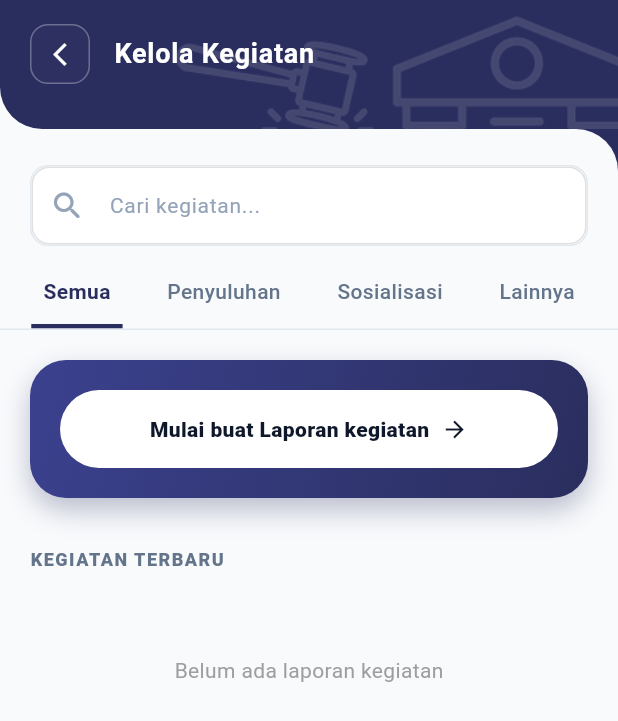
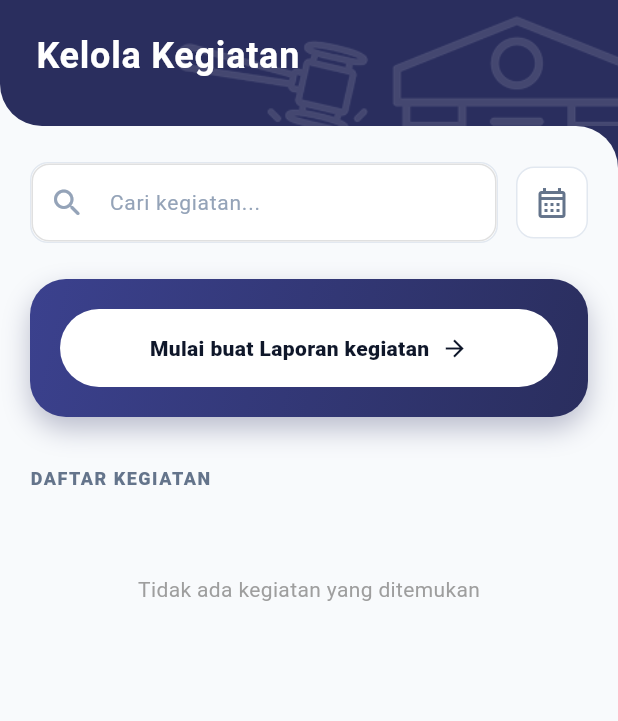
Before and after one commit to ican-bangcat/posbankum_mobile, a Flutter app: the KelolaKegiatanView screen opened directly, on a phone screen of 412 x 824 dp. Shown: the top 721 px of the screen. Run offline on Flutter 3.47's test engine with Material 3 defaults, Android fonts, the phone set to English and light mode, and no system bars; our stand-ins replace file_picker, flutter_dotenv, flutter_svg, get, get_storage, google_sign_in and 6 more; accounts and stored records are empty; Roboto replaces fonts that are missing (Poppins).

Commit message:
memperbaiki tampilan kegiatan

```diff
--- a/lib/modules/kelola_kegiatan/controllers/kelola_kegiatan_controller.dart
+++ b/lib/modules/kelola_kegiatan/controllers/kelola_kegiatan_controller.dart
@@ -1,25 +1,25 @@
+import 'package:flutter/material.dart';
 import 'package:get/get.dart';
 import 'package:intl/intl.dart';
-// ✅ Import WebSupabaseService
 import '../../../app/data/services/supabase_service.dart';
 
 class KegiatanItem {
   final String id;
   final String judul;
-  final String kategori;
   final String tanggal;
   final String lokasi;
   final String? imageUrl;
   final String status;
+  final int jumlahAnggota; // ✅ Tambahan hitung anggota otomatis
 
   KegiatanItem({
     required this.id,
     required this.judul,
-    required this.kategori,
     required this.tanggal,
     required this.lokasi,
     this.imageUrl,
     required this.status,
+    required this.jumlahAnggota,
   });
 
   factory KegiatanItem.fromJson(Map<String, dynamic> json) {
@@ -30,32 +30,38 @@ class KegiatanItem {
       formattedDate = DateFormat('dd MMM yyyy').format(dt);
     }
 
-    // ✅ LOGIKA URL GAMBAR BARU
     String? finalImageUrl = json['thumbnail_path'];
-    // Cek kalau fotonya ada, tapi bukan format HTTP (berarti cuma path dari Web)
     if (finalImageUrl != null && finalImageUrl.isNotEmpty && !finalImageUrl.startsWith('http')) {
       finalImageUrl = WebSupabaseService.client.storage
           .from('kegiatan-thumbnails')
           .getPublicUrl(finalImageUrl);
     }
 
+    // ✅ Hitung jumlah orang yang ada di dalam array JSONB
+    int hitungAnggota = 0;
+    if (json['anggota_terlibat'] != null && json['anggota_terlibat'] is List) {
+      hitungAnggota = (json['anggota_terlibat'] as List).length;
+    }
+
     return KegiatanItem(
       id: json['id_kegiatan'].toString(),
       judul: json['judul'] ?? '',
-      kategori: json['kategori'] ?? 'Lainnya',
       tanggal: formattedDate,
       lokasi: json['lokasi'] ?? '',
-      imageUrl: finalImageUrl, // ✅ Pakai URL yang udah difilter
+      imageUrl: finalImageUrl,
       status: json['status'] ?? 'draft',
+      jumlahAnggota: hitungAnggota,
     );
   }
 }
+
 class KelolaKegiatanController extends GetxController {
-  var selectedTab = 'Semua'.obs;
   var searchQuery = ''.obs;
   var isLoading = true.obs;
 
-  // List asli dari database
+  // ✅ Variabel Filter Tanggal
+  var selectedFilterDate = Rxn<DateTime>();
+
   var allKegiatan = <KegiatanItem>[].obs;
 
   @override
@@ -67,35 +73,27 @@ class KelolaKegiatanController extends GetxController {
   Future<void> fetchKegiatan() async {
     try {
       isLoading.value = true;
-
-      // ✅ 1. Dapatkan User Email dari Pintu Web
       final user = WebSupabaseService.client.auth.currentUser;
       if (user == null) {
         Get.snackbar('Sesi Berakhir', 'Silakan login kembali');
         return;
       }
-      final String userEmail = user.email ?? '';
 
-      // ✅ 2. Cari id_posbankum asli dari tabel Web berdasarkan email
       final dataPosbankum = await WebSupabaseService.client
           .from('posbankum')
           .select('id_posbankum')
-          .eq('email_akun', userEmail)
+          .eq('email_akun', user.email ?? '')
           .maybeSingle();
 
-      if (dataPosbankum == null) {
-        print("Data Posbankum tidak ditemukan");
-        return;
-      }
+      if (dataPosbankum == null) return;
 
       final String idPosbankumAsli = dataPosbankum['id_posbankum'];
 
-      // ✅ 3. Ambil data dari tabel 'kegiatan' KHUSUS milik Posbankum ini
       final response = await WebSupabaseService.client
           .from('kegiatan')
           .select()
-          .eq('id_posbankum', idPosbankumAsli) // Membatasi data
-          .order('tgl_upload', ascending: false); // ✅ Ganti created_at jadi tgl_upload
+          .eq('id_posbankum', idPosbankumAsli)
+          .order('tgl_upload', ascending: false);
 
       final List<dynamic> data = response as List<dynamic>;
       allKegiatan.value = data.map((e) => KegiatanItem.fromJson(e)).toList();
@@ -107,22 +105,40 @@ class KelolaKegiatanController extends GetxController {
     }
   }
 
+  // ✅ LOGIKA FILTER BARU YANG ANTI ERROR
   List<KegiatanItem> get filteredKegiatan {
-    List<KegiatanItem> items = allKegiatan;
+    List<KegiatanItem> items = allKegiatan.toList(); // Wajib toList()
 
-    if (selectedTab.value != 'Semua') {
-      items = items.where((e) => e.kategori == selectedTab.value).toList();
+    // 1. Filter Pencarian Judul
+    if (searchQuery.value.isNotEmpty) {
+      items = items.where((e) => e.judul.toLowerCase().contains(searchQuery.value.toLowerCase())).toList();
     }
 
-    if (searchQuery.value.isNotEmpty) {
-      items = items.where((e) =>
-          e.judul.toLowerCase().contains(searchQuery.value.toLowerCase())).toList();
+    // 2. Filter Berdasarkan Bulan & Tahun
+    if (selectedFilterDate.value != null) {
+      // Ubah target jadi misal "Mei 2026"
+      final targetMonthYear = DateFormat('MMM yyyy').format(selectedFilterDate.value!);
+      items = items.where((e) => e.tanggal.contains(targetMonthYear)).toList();
     }
 
     return items;
   }
 
-  void changeTab(String tab) {
-    selectedTab.value = tab;
+  // ✅ Fungsi memanggil kalender dari UI
+  Future<void> pickFilterDate(BuildContext context) async {
+    DateTime? date = await showDatePicker(
+      context: context,
+      initialDate: selectedFilterDate.value ?? DateTime.now(),
+      firstDate: DateTime(2020),
+      lastDate: DateTime(2101),
+      helpText: 'Pilih Bulan & Tahun',
+    );
+    if (date != null) {
+      selectedFilterDate.value = date;
+    }
+  }
+
+  void clearFilterDate() {
+    selectedFilterDate.value = null;
   }
 }
--- a/lib/modules/kelola_kegiatan/views/kelola_kegiatan_view.dart
+++ b/lib/modules/kelola_kegiatan/views/kelola_kegiatan_view.dart
@@ -1,5 +1,6 @@
 import 'package:flutter/material.dart';
 import 'package:get/get.dart';
+import 'package:intl/intl.dart';
 import '../controllers/kelola_kegiatan_controller.dart';
 import '../../../app/routes/app_routes.dart';
 
@@ -13,14 +14,13 @@ class KelolaKegiatanView extends GetView<KelolaKegiatanController> {
 
   @override
   Widget build(BuildContext context) {
-    // Inisialisasi controller jika belum ada
     Get.put(KelolaKegiatanController());
 
     return Scaffold(
       backgroundColor: darkBlueColor,
       body: Column(
         children: [
-          // ── HEADER ──
+          // ── HEADER (Tanpa Tombol Back) ──
           _buildHeader(),
 
           // ── KONTEN BAWAH ──
@@ -36,17 +36,18 @@ class KelolaKegiatanView extends GetView<KelolaKegiatanController> {
                 children: [
                   const SizedBox(height: 24),
 
-                  // ── SEARCH BAR ──
+                  // ── SEARCH BAR & DATE FILTER ──
                   Padding(
                     padding: const EdgeInsets.symmetric(horizontal: 20),
-                    child: _buildSearchBar(),
+                    child: Row(
+                      children: [
+                        Expanded(child: _buildSearchBar()),
+                        const SizedBox(width: 12),
+                        _buildDateFilterButton(context),
+                      ],
+                    ),
                   ),
-                  const SizedBox(height: 20),
-
-                  // ── TAB BAR ──
-                  _buildTabBar(),
-                  const Divider(height: 1, color: Color(0xFFE2E8F0)),
-                  const SizedBox(height: 20),
+                  const SizedBox(height: 24),
 
                   Expanded(
                     child: SingleChildScrollView(
@@ -55,20 +56,25 @@ class KelolaKegiatanView extends GetView<KelolaKegiatanController> {
                       child: Column(
                         crossAxisAlignment: CrossAxisAlignment.start,
                         children: [
-                          // ── GRADIENT BUTTON (Mulai Buat Laporan) ──
+                          // ── GRADIENT BUTTON ──
                           _buildGradientButton(),
                           const SizedBox(height: 32),
 
-                          // ── KEGIATAN TERBARU ──
-                          const Text(
-                            'KEGIATAN TERBARU',
-                            style: TextStyle(fontSize: 12, fontWeight: FontWeight.w800, color: Color(0xFF64748B), letterSpacing: 1.0),
-                          ),
+                          // ── HEADER LIST ──
+                          Obx(() {
+                            String label = 'DAFTAR KEGIATAN';
+                            if (controller.selectedFilterDate.value != null) {
+                              label = 'KEGIATAN: ${DateFormat('MMMM yyyy', 'id_ID').format(controller.selectedFilterDate.value!).toUpperCase()}';
+                            }
+                            return Text(
+                              label,
+                              style: const TextStyle(fontSize: 12, fontWeight: FontWeight.w800, color: Color(0xFF64748B), letterSpacing: 1.0),
+                            );
+                          }),
                           const SizedBox(height: 16),
 
                           // ── LIST KARTU KEGIATAN ──
                           Obx(() {
-                            // Tampilkan loading saat data masih ditarik dari Supabase
                             if (controller.isLoading.value) {
                               return const Center(
                                 child: Padding(
@@ -80,17 +86,15 @@ class KelolaKegiatanView extends GetView<KelolaKegiatanController> {
 
                             final items = controller.filteredKegiatan;
 
-                            // Tampilkan pesan jika data kosong
                             if (items.isEmpty) {
                               return const Center(
                                 child: Padding(
                                   padding: EdgeInsets.all(40),
-                                  child: Text("Belum ada laporan kegiatan", style: TextStyle(color: Colors.grey)),
+                                  child: Text("Tidak ada kegiatan yang ditemukan", style: TextStyle(color: Colors.grey)),
                                 ),
                               );
                             }
 
-                            // Render list kegiatan
                             return Column(
                               children: items.map((item) => Padding(
                                 padding: const EdgeInsets.only(bottom: 20),
@@ -98,7 +102,7 @@ class KelolaKegiatanView extends GetView<KelolaKegiatanController> {
                               )).toList(),
                             );
                           }),
-                          const SizedBox(height: 100), // Spasi bawah untuk navbar
+                          const SizedBox(height: 100),
                         ],
                       ),
                     ),
@@ -130,28 +134,11 @@ class KelolaKegiatanView extends GetView<KelolaKegiatanController> {
                 top: -10, right: -5,
                 child: Opacity(opacity: 0.8, child: Image.asset('assets/images/icons/building_illustration3.png', width: 300, fit: BoxFit.contain, errorBuilder: (context, error, stackTrace) => const SizedBox())),
               ),
-              SafeArea(
+              const SafeArea(
                 bottom: false,
                 child: Padding(
-                  padding: const EdgeInsets.fromLTRB(20, 16, 20, 30),
-                  child: Row(
-                    children: [
-                      Material(
-                        color: Colors.transparent,
-                        child: InkWell(
-                          borderRadius: BorderRadius.circular(12),
-                          onTap: () => Get.back(),
-                          child: Container(
-                            width: 40, height: 40,
-                            decoration: BoxDecoration(color: Colors.white.withOpacity(0.01), border: Border.all(color: Colors.white.withOpacity(0.3)), borderRadius: BorderRadius.circular(12)),
-                            child: const Icon(Icons.arrow_back_ios_new, color: Colors.white, size: 18),
-                          ),
-                        ),
-                      ),
-                      const SizedBox(width: 16),
-                      const Text('Kelola Kegiatan', style: TextStyle(color: Colors.white, fontSize: 18, fontWeight: FontWeight.w600, letterSpacing: 0.5)),
-                    ],
-                  ),
+                  padding: EdgeInsets.fromLTRB(24, 20, 20, 30),
+                  child: Text('Kelola Kegiatan', style: TextStyle(color: Colors.white, fontSize: 24, fontWeight: FontWeight.w700, letterSpacing: 0.5)),
                 ),
               ),
             ],
@@ -170,45 +157,40 @@ class KelolaKegiatanView extends GetView<KelolaKegiatanController> {
       ),
       child: TextField(
         onChanged: (val) => controller.searchQuery.value = val,
-        decoration: InputDecoration(
+        decoration: const InputDecoration(
           hintText: 'Cari kegiatan...',
-          hintStyle: const TextStyle(color: Color(0xFF94A3B8), fontSize: 14),
-          prefixIcon: const Icon(Icons.search_rounded, color: Color(0xFF94A3B8)),
+          hintStyle: TextStyle(color: Color(0xFF94A3B8), fontSize: 14),
+          prefixIcon: Icon(Icons.search_rounded, color: Color(0xFF94A3B8)),
           border: InputBorder.none,
-          contentPadding: const EdgeInsets.symmetric(vertical: 14, horizontal: 16),
+          contentPadding: EdgeInsets.symmetric(vertical: 14, horizontal: 16),
         ),
       ),
     );
   }
 
-  Widget _buildTabBar() {
-    final tabs = ['Semua', 'Penyuluhan', 'Sosialisasi', 'Lainnya'];
-    return Padding(
-      padding: const EdgeInsets.symmetric(horizontal: 10),
-      child: Row(
-        mainAxisAlignment: MainAxisAlignment.spaceAround,
-        children: tabs.map((tab) => _buildTabItem(tab)).toList(),
-      ),
-    );
-  }
-
-  Widget _buildTabItem(String title) {
+  // ✅ TOMBOL FILTER TANGGAL DI SAMPING SEARCH
+  Widget _buildDateFilterButton(BuildContext context) {
     return Obx(() {
-      bool isActive = controller.selectedTab.value == title;
+      final isFiltered = controller.selectedFilterDate.value != null;
       return GestureDetector(
-        onTap: () => controller.changeTab(title),
+        onTap: () {
+          if (isFiltered) {
+            controller.clearFilterDate(); // Klik lagi untuk reset
+          } else {
+            controller.pickFilterDate(context); // Buka kalender
+          }
+        },
         child: Container(
-          padding: const EdgeInsets.only(bottom: 12, left: 8, right: 8),
+          height: 48,
+          width: 48,
           decoration: BoxDecoration(
-            border: Border(bottom: BorderSide(color: isActive ? darkBlueColor : Colors.transparent, width: 3)),
+            color: isFiltered ? darkBlueColor : Colors.white,
+            borderRadius: BorderRadius.circular(12),
+            border: Border.all(color: isFiltered ? darkBlueColor : const Color(0xFFE2E8F0)),
           ),
-          child: Text(
-            title,
-            style: TextStyle(
-              fontSize: 14,
-              fontWeight: isActive ? FontWeight.w700 : FontWeight.w500,
-              color: isActive ? darkBlueColor : textSecondary,
-            ),
+          child: Icon(
+            isFiltered ? Icons.event_busy : Icons.calendar_month_outlined,
+            color: isFiltered ? Colors.white : textSecondary,
           ),
         ),
       );
@@ -226,7 +208,7 @@ class KelolaKegiatanView extends GetView<KelolaKegiatanController> {
         decoration: BoxDecoration(
           borderRadius: BorderRadius.circular(24),
           gradient: const LinearGradient(
-            colors: [Color(0xFF3B418E), darkBlueColor], // Gradasi Biru-Ungu ke Biru Gelap
+            colors: [Color(0xFF3B418E), darkBlueColor],
             begin: Alignment.topLeft,
             end: Alignment.bottomRight,
           ),
@@ -238,11 +220,11 @@ class KelolaKegiatanView extends GetView<KelolaKegiatanController> {
           padding: const EdgeInsets.symmetric(vertical: 16),
           decoration: BoxDecoration(
             color: Colors.white,
-            borderRadius: BorderRadius.circular(50), // Bentuk Pill
+            borderRadius: BorderRadius.circular(50),
           ),
-          child: Row(
+          child: const Row(
             mainAxisAlignment: MainAxisAlignment.center,
-            children: const [
+            children: [
               Text(
                 'Mulai buat Laporan kegiatan',
                 style: TextStyle(color: textPrimary, fontWeight: FontWeight.w800, fontSize: 14),
@@ -256,7 +238,6 @@ class KelolaKegiatanView extends GetView<KelolaKegiatanController> {
     );
   }
 
-  // ✅ Helper untuk Warna Badge Status
   Color _getStatusColor(String status) {
     switch (status.toLowerCase()) {
       case 'disetujui':
@@ -283,10 +264,8 @@ class KelolaKegiatanView extends GetView<KelolaKegiatanController> {
       child: Column(
         crossAxisAlignment: CrossAxisAlignment.start,
         children: [
-          // Gambar Header & Badge
           Stack(
             children: [
-              // Cek kalau item.imageUrl null, kasih gambar abu-abu
               Image.network(
                 item.imageUrl ?? '',
                 height: 140,
@@ -300,7 +279,6 @@ class KelolaKegiatanView extends GetView<KelolaKegiatanController> {
                 ),
               ),
 
-              // ✅ BADGE STATUS (Kiri Atas)
               Positioned(
                 top: 16, left: 16,
                 child: Container(
@@ -315,20 +293,9 @@ class KelolaKegiatanView extends GetView<KelolaKegiatanController> {
                   ),
                 ),
               ),
-
-              // BADGE KATEGORI (Kanan Atas)
-              Positioned(
-                top: 16, right: 16,
-                child: Container(
-                  padding: const EdgeInsets.symmetric(horizontal: 12, vertical: 6),
-                  decoration: BoxDecoration(color: darkBlueColor, borderRadius: BorderRadius.circular(8)),
-                  child: Text(item.kategori.toUpperCase(), style: const TextStyle(color: Colors.white, fontSize: 10, fontWeight: FontWeight.w800, letterSpacing: 0.5)),
-                ),
-              ),
             ],
           ),
 
-          // Detail Teks Bawah
           Padding(
             padding: const EdgeInsets.all(20),
             child: Column(
@@ -353,23 +320,31 @@ class KelolaKegiatanView extends GetView<KelolaKegiatanController> {
                 ),
                 const SizedBox(height: 20),
 
-                // Footer Card (Avatar & Tombol Detail)
+                // Footer Card
                 Row(
                   mainAxisAlignment: MainAxisAlignment.spaceBetween,
                   children: [
-                    // Mockup tumpukan Avatar
-                    SizedBox(
-                      width: 80, height: 32,
-                      child: Stack(
+                    // ✅ Chip Jumlah Anggota Dinamis (Menggantikan Avatar)
+                    Container(
+                      padding: const EdgeInsets.symmetric(horizontal: 10, vertical: 6),
+                      decoration: BoxDecoration(
+                        color: const Color(0xFFF1F5F9),
+                        borderRadius: BorderRadius.circular(8),
+                      ),
+                      child: Row(
                         children: [
-                          Positioned(left: 0, child: CircleAvatar(radius: 16, backgroundColor: const Color(0xFFE2E8F0), child: Text('JD', style: TextStyle(fontSize: 10, color: darkBlueColor, fontWeight: FontWeight.bold)))),
-                          Positioned(left: 20, child: CircleAvatar(radius: 16, backgroundColor: const Color(0xFFCBD5E1), child: Text('+12', style: TextStyle(fontSize: 10, color: darkBlueColor, fontWeight: FontWeight.bold)))),
+                          const Icon(Icons.people_alt_outlined, size: 14, color: textSecondary),
+                          const SizedBox(width: 6),
+                          Text(
+                              '${item.jumlahAnggota} Terlibat',
+                              style: const TextStyle(fontSize: 12, color: textSecondary, fontWeight: FontWeight.w600)
+                          ),
                         ],
                       ),
                     ),
+
                     ElevatedButton(
                       onPressed: () {
-                        // Pindah ke detail sambil bawa ID kegiatan
                         Get.toNamed(AppRoutes.DETAIL_KEGIATAN, arguments: item.id);
                       },
                       style: ElevatedButton.styleFrom(
```
